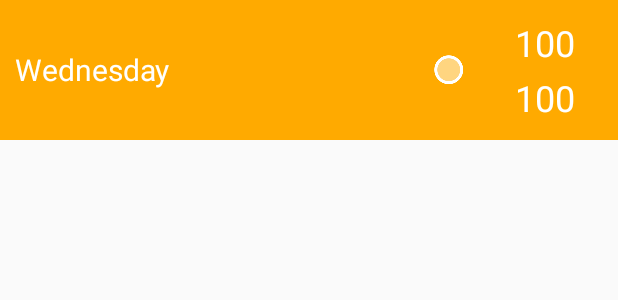
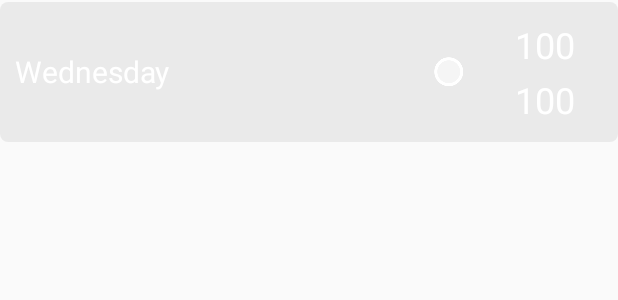
Before and after one commit to JaviMera/Stormy, an Android app: the layout day_recycler_item.xml on its own in the app's theme, with its tools: preview values and no code run, on a phone screen of 412 x 824 dp. Shown: the top 300 px of the screen. Run offline under Robolectric (Android 15) with nearby library versions, the phone set to English and light mode, and no system bars.

Commit message:
Created styles for both portrait and landscape recycler item layouts.

```diff
--- a/app/src/main/res/layout-land/day_recycler_item.xml
+++ b/app/src/main/res/layout-land/day_recycler_item.xml
@@ -2,11 +2,11 @@
 <LinearLayout
     xmlns:android="http://schemas.android.com/apk/res/android"
     xmlns:tools="http://schemas.android.com/tools"
+    android:layout_width="200dp"
+    android:layout_height="200dp"
+    android:padding="10dp"
     android:orientation="vertical"
-    android:layout_marginLeft="10dp"
-    android:layout_marginRight="10dp"
-    android:background="@drawable/recycler_item_background"
-    style="@style/RecyclerItemRootView">
+    style="@style/LRecyclerItemRoot">
 
     <TextView
         android:id="@+id/dayTextView"
--- a/app/src/main/res/layout-land/hour_recycler_item.xml
+++ b/app/src/main/res/layout-land/hour_recycler_item.xml
@@ -5,10 +5,8 @@
     android:layout_width="200dp"
     android:layout_height="200dp"
     android:orientation="vertical"
-    android:layout_marginLeft="10dp"
-    android:layout_marginRight="10dp"
     android:padding="10dp"
-    android:background="@drawable/recycler_item_background">
+    style="@style/LRecyclerItemRoot">
 
     <TextView
         android:id="@+id/summaryTextView"
--- a/app/src/main/res/layout/day_recycler_item.xml
+++ b/app/src/main/res/layout/day_recycler_item.xml
@@ -5,7 +5,7 @@
     android:layout_width="match_parent"
     android:layout_height="wrap_content"
     android:orientation="horizontal"
-    tools:background="#ffaa00"
+    style="@style/PRecyclerItemRoot"
     android:padding="10dp">
 
     <TextView
--- a/app/src/main/res/layout/hour_recycler_item.xml
+++ b/app/src/main/res/layout/hour_recycler_item.xml
@@ -6,7 +6,7 @@
     android:layout_height="wrap_content"
     android:padding="10dp"
     android:orientation="horizontal"
-    tools:background="@drawable/bg_gradient">
+    style="@style/PRecyclerItemRoot">
 
     <TextView
         android:id="@+id/timeTextView"
--- a/app/src/main/res/values/dimens.xml
+++ b/app/src/main/res/values/dimens.xml
@@ -16,11 +16,10 @@
     <dimen name="p_day_temp_pad">2dp</dimen>
     <dimen name="l_day_temp_pad">10dp</dimen>
     <dimen name="l_day_temp_text_size">15sp</dimen>
-    <dimen name="recycler_item_size">200dp</dimen>
-    <dimen name="recycler_item_pad">10dp</dimen>
     <dimen name="p_hour_item_text_size">24sp</dimen>
     <dimen name="p_hour_temp_text_size">24sp</dimen>
     <dimen name="l_time_text_size">20sp</dimen>
     <dimen name="l_hour_temp_pad">10dp</dimen>
     <dimen name="l_hour_temp_text_size">15sp</dimen>
+    <dimen name="recycler_item_margin">1dp</dimen>
 </resources>
--- a/app/src/main/res/values/styles.xml
+++ b/app/src/main/res/values/styles.xml
@@ -91,12 +91,18 @@
         <item name="android:gravity">center</item>
     </style>
 
-    <!-- Recycler Item Landscape -->
+    <!-- Recycler Item General -->
 
-    <style name="RecyclerItemRootView">
-        <item name="android:layout_width">@dimen/recycler_item_size</item>
-        <item name="android:layout_height">@dimen/recycler_item_size</item>
-        <item name="android:padding">@dimen/recycler_item_pad</item>
+    <style name="PRecyclerItemRoot">
+        <item name="android:background">@drawable/recycler_item_background</item>
+        <item name="android:layout_marginTop">@dimen/recycler_item_margin</item>
+        <item name="android:layout_marginBottom">@dimen/recycler_item_margin</item>
+    </style>
+
+    <style name="LRecyclerItemRoot">
+        <item name="android:background">@drawable/recycler_item_background</item>
+        <item name="android:layout_marginRight">@dimen/recycler_item_margin</item>
+        <item name="android:layout_marginLeft">@dimen/recycler_item_margin</item>
     </style>
 
     <!-- Day recycler Item Views Portrait-->
```
Also changed, not shown: 1 other file.
